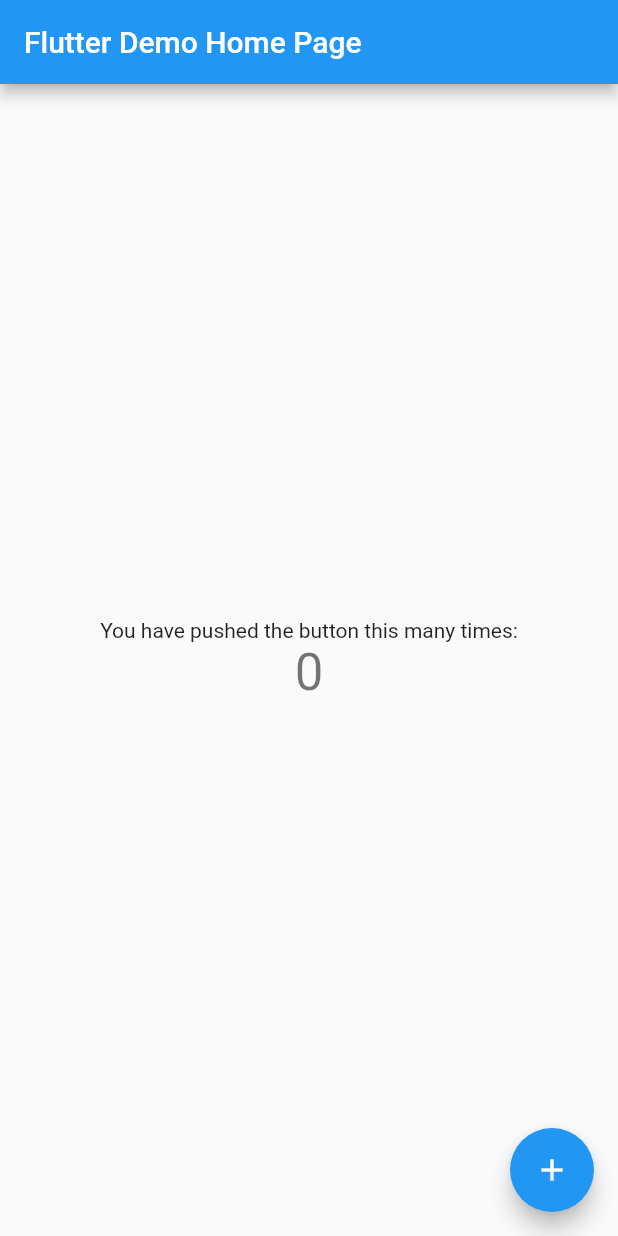
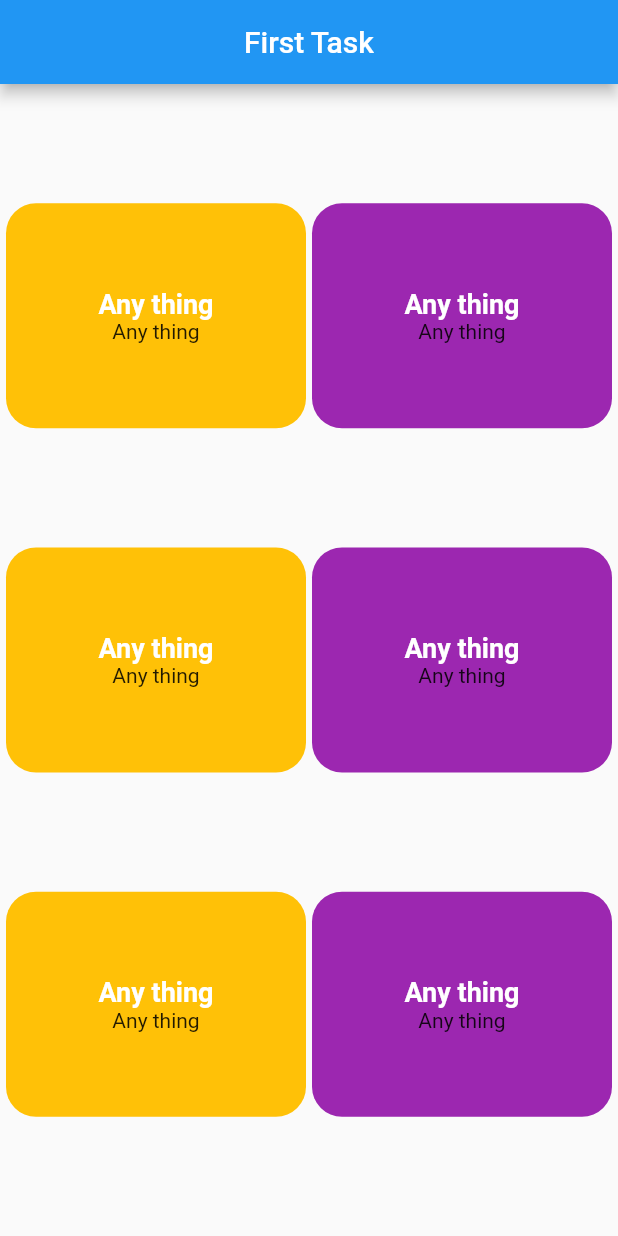
Before and after one commit to SyedMuhammadRehan/flutter_2022_bootcamp, a Flutter app: the screen it shows after launch, on a phone screen of 412 x 824 dp. Run offline on Flutter 3.47's test engine with Material 2 defaults, Android fonts, the phone set to English and light mode, and no system bars.

Commit message:
feat: :art: Column, Rows, Text

```diff
--- /dev/null
+++ b/lib/1st_task.dart
@@ -0,0 +1,169 @@
+import 'package:flutter/material.dart';
+
+class FirstTask extends StatelessWidget {
+  const FirstTask({super.key});
+
+  @override
+  Widget build(BuildContext context) {
+    return Scaffold(
+      appBar: AppBar(
+        title: const Text("First Task"),
+        centerTitle: true,
+      ),
+      body: Column(
+        mainAxisAlignment: MainAxisAlignment.spaceEvenly,
+        crossAxisAlignment: CrossAxisAlignment.center,
+        children: [
+          Row(
+            mainAxisAlignment: MainAxisAlignment.spaceEvenly,
+            crossAxisAlignment: CrossAxisAlignment.center,
+            children: [
+              Container(
+                height: 150,
+                width: 200,
+                decoration: BoxDecoration(
+                    color: Colors.amber,
+                    borderRadius: BorderRadius.circular(20)),
+                child: Column(
+                  crossAxisAlignment: CrossAxisAlignment.center,
+                  mainAxisAlignment: MainAxisAlignment.center,
+                  children: const [
+                    Text(
+                      "Any thing",
+                      style: TextStyle(
+                          color: Colors.white,
+                          fontSize: 18,
+                          fontWeight: FontWeight.bold),
+                    ),
+                    Text("Any thing"),
+                  ],
+                ),
+              ),
+              Container(
+                height: 150,
+                width: 200,
+                decoration: BoxDecoration(
+                    color: Colors.purple,
+                    borderRadius: BorderRadius.circular(20)),
+                child: Column(
+                  crossAxisAlignment: CrossAxisAlignment.center,
+                  mainAxisAlignment: MainAxisAlignment.center,
+                  children: const [
+                    Text(
+                      "Any thing",
+                      style: TextStyle(
+                          color: Colors.white,
+                          fontSize: 18,
+                          fontWeight: FontWeight.bold),
+                    ),
+                    Text("Any thing"),
+                  ],
+                ),
+              )
+            ],
+          ),
+          Row(
+            mainAxisAlignment: MainAxisAlignment.spaceEvenly,
+            crossAxisAlignment: CrossAxisAlignment.center,
+            children: [
+              Container(
+                height: 150,
+                width: 200,
+                decoration: BoxDecoration(
+                    color: Colors.amber,
+                    borderRadius: BorderRadius.circular(20)),
+                child: Padding(
+                  padding:
+                      const EdgeInsets.symmetric(horizontal: 20, vertical: 20),
+                  child: Column(
+                    crossAxisAlignment: CrossAxisAlignment.center,
+                    mainAxisAlignment: MainAxisAlignment.center,
+                    children: const [
+                      Text(
+                        "Any thing",
+                        style: TextStyle(
+                            color: Colors.white,
+                            fontSize: 18,
+                            fontWeight: FontWeight.bold),
+                      ),
+                      Text("Any thing"),
+                    ],
+                  ),
+                ),
+              ),
+              Container(
+                height: 150,
+                width: 200,
+                decoration: BoxDecoration(
+                    color: Colors.purple,
+                    borderRadius: BorderRadius.circular(20)),
+                child: Column(
+                  crossAxisAlignment: CrossAxisAlignment.center,
+                  mainAxisAlignment: MainAxisAlignment.center,
+                  children: const [
+                    Text(
+                      "Any thing",
+                      style: TextStyle(
+                          color: Colors.white,
+                          fontSize: 18,
+                          fontWeight: FontWeight.bold),
+                    ),
+                    Text("Any thing"),
+                  ],
+                ),
+              )
+            ],
+          ),
+          Row(
+            mainAxisAlignment: MainAxisAlignment.spaceEvenly,
+            crossAxisAlignment: CrossAxisAlignment.center,
+            children: [
+              Container(
+                height: 150,
+                width: 200,
+                decoration: BoxDecoration(
+                    color: Colors.amber,
+                    borderRadius: BorderRadius.circular(20)),
+                child: Column(
+                  crossAxisAlignment: CrossAxisAlignment.center,
+                  mainAxisAlignment: MainAxisAlignment.center,
+                  children: const [
+                    Text(
+                      "Any thing",
+                      style: TextStyle(
+                          color: Colors.white,
+                          fontSize: 18,
+                          fontWeight: FontWeight.bold),
+                    ),
+                    Text("Any thing"),
+                  ],
+                ),
+              ),
+              Container(
+                height: 150,
+                width: 200,
+                decoration: BoxDecoration(
+                    color: Colors.purple,
+                    borderRadius: BorderRadius.circular(20)),
+                child: Column(
+                  crossAxisAlignment: CrossAxisAlignment.center,
+                  mainAxisAlignment: MainAxisAlignment.center,
+                  children: const [
+                    Text(
+                      "Any thing",
+                      style: TextStyle(
+                          color: Colors.white,
+                          fontSize: 18,
+                          fontWeight: FontWeight.bold),
+                    ),
+                    Text("Any thing"),
+                  ],
+                ),
+              )
+            ],
+          )
+        ],
+      ),
+    );
+  }
+}
--- a/lib/main.dart
+++ b/lib/main.dart
@@ -1,4 +1,5 @@
 import 'package:flutter/material.dart';
+import 'package:flutter_2022_bootcamp/1st_task.dart';
 
 void main() {
   runApp(const MyApp());
@@ -13,103 +14,10 @@
     return MaterialApp(
       title: 'Flutter Demo',
       theme: ThemeData(
-        // This is the theme of your application.
-        //
-        // Try running your application with "flutter run". You'll see the
-        // application has a blue toolbar. Then, without quitting the app, try
-        // changing the primarySwatch below to Colors.green and then invoke
-        // "hot reload" (press "r" in the console where you ran "flutter run",
-        // or simply save your changes to "hot reload" in a Flutter IDE).
-        // Notice that the counter didn't reset back to zero; the application
         // is not restarted.
         primarySwatch: Colors.blue,
       ),
-      home: const MyHomePage(title: 'Flutter Demo Home Page'),
+      home: const FirstTask(),
     );
   }
 }
-
-class MyHomePage extends StatefulWidget {
-  const MyHomePage({super.key, required this.title});
-
-  // This widget is the home page of your application. It is stateful, meaning
-  // that it has a State object (defined below) that contains fields that affect
-  // how it looks.
-
-  // This class is the configuration for the state. It holds the values (in this
-  // case the title) provided by the parent (in this case the App widget) and
-  // used by the build method of the State. Fields in a Widget subclass are
-  // always marked "final".
-
-  final String title;
-
-  @override
-  State<MyHomePage> createState() => _MyHomePageState();
-}
-
-class _MyHomePageState extends State<MyHomePage> {
-  int _counter = 0;
-
-  void _incrementCounter() {
-    setState(() {
-      // This call to setState tells the Flutter framework that something has
-      // changed in this State, which causes it to rerun the build method below
-      // so that the display can reflect the updated values. If we changed
-      // _counter without calling setState(), then the build method would not be
-      // called again, and so nothing would appear to happen.
-      _counter++;
-    });
-  }
-
-  @override
-  Widget build(BuildContext context) {
-    // This method is rerun every time setState is called, for instance as done
-    // by the _incrementCounter method above.
-    //
-    // The Flutter framework has been optimized to make rerunning build methods
-    // fast, so that you can just rebuild anything that needs updating rather
-    // than having to individually change instances of widgets.
-    return Scaffold(
-      appBar: AppBar(
-        // Here we take the value from the MyHomePage object that was created by
-        // the App.build method, and use it to set our appbar title.
-        title: Text(widget.title),
-      ),
-      body: Center(
-        // Center is a layout widget. It takes a single child and positions it
-        // in the middle of the parent.
-        child: Column(
-          // Column is also a layout widget. It takes a list of children and
-          // arranges them vertically. By default, it sizes itself to fit its
-          // children horizontally, and tries to be as tall as its parent.
-          //
-          // Invoke "debug painting" (press "p" in the console, choose the
-          // "Toggle Debug Paint" action from the Flutter Inspector in Android
-          // Studio, or the "Toggle Debug Paint" command in Visual Studio Code)
-          // to see the wireframe for each widget.
-          //
-          // Column has various properties to control how it sizes itself and
-          // how it positions its children. Here we use mainAxisAlignment to
-          // center the children vertically; the main axis here is the vertical
-          // axis because Columns are vertical (the cross axis would be
-          // horizontal).
-          mainAxisAlignment: MainAxisAlignment.center,
-          children: <Widget>[
-            const Text(
-              'You have pushed the button this many times:',
-            ),
-            Text(
-              '$_counter',
-              style: Theme.of(context).textTheme.headline4,
-            ),
-          ],
-        ),
-      ),
-      floatingActionButton: FloatingActionButton(
-        onPressed: _incrementCounter,
-        tooltip: 'Increment',
-        child: const Icon(Icons.add),
-      ), // This trailing comma makes auto-formatting nicer for build methods.
-    );
-  }
-}
```
Also changed, not shown: lib/1stclass_work.dart (added, +102 -0 lines).
